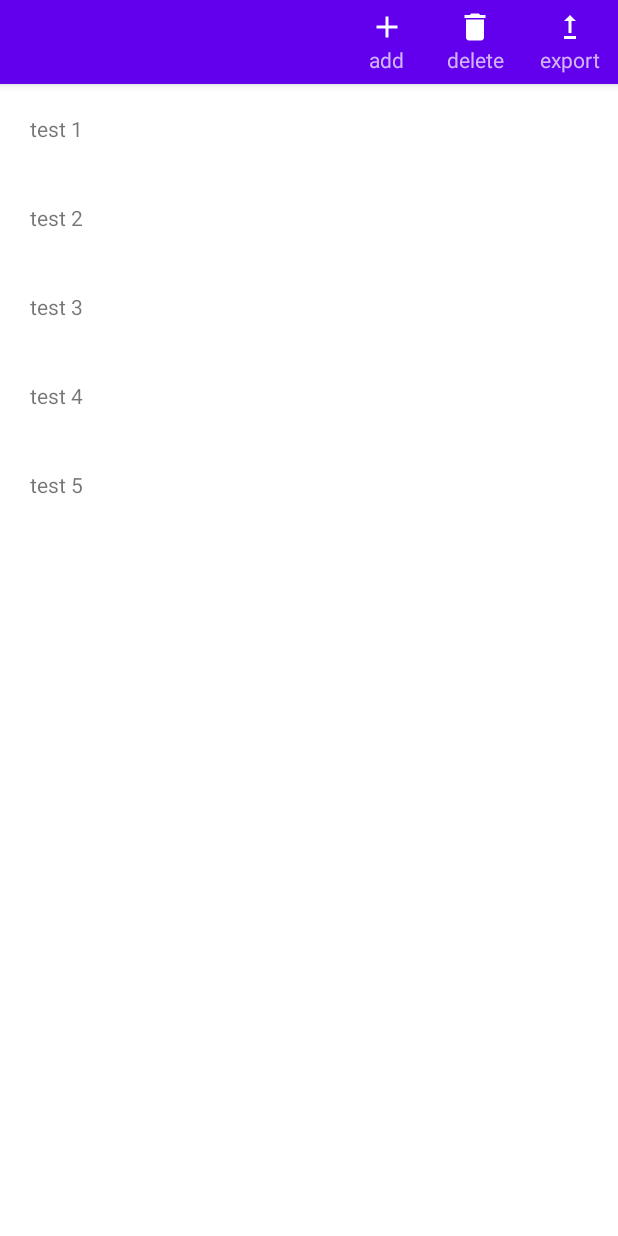
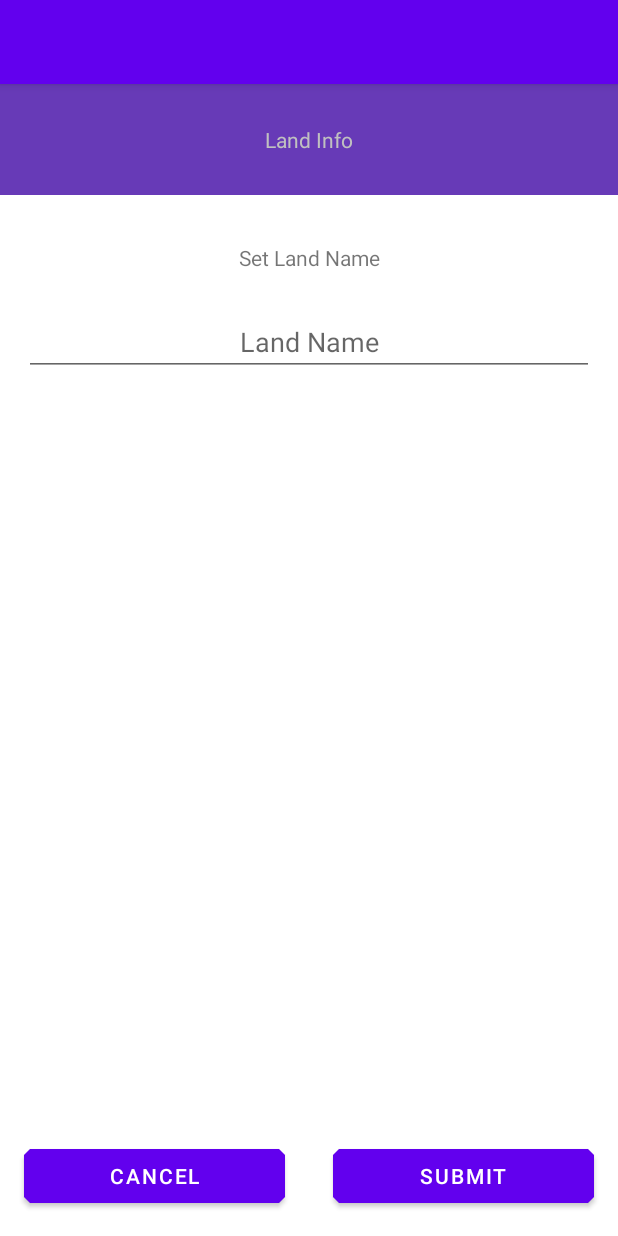
Before and after one commit to SimoUmbMos/AgroFields, an Android app: the screen it shows after launch (MainActivity), after a tap on "add", on a phone screen of 412 x 824 dp. Run offline under Robolectric (Android 15) with nearby library versions, the phone set to English and light mode, and no system bars; our stand-ins replace Room's generated code.

Commit message:
added LandInfoFragment

```diff
--- a/app/src/main/java/com/mosc/simo/ptuxiaki3741/database/model/User.java
+++ b/app/src/main/java/com/mosc/simo/ptuxiaki3741/database/model/User.java
@@ -1,4 +1,7 @@
 package com.mosc.simo.ptuxiaki3741.database.model;
+
+import android.os.Parcel;
+import android.os.Parcelable;
 
 import androidx.room.ColumnInfo;
 import androidx.room.Entity;
@@ -6,7 +9,7 @@ import androidx.room.Ignore;
 import androidx.room.PrimaryKey;
 
 @Entity(tableName = "Users")
-public class User {
+public class User implements Parcelable {
     @PrimaryKey(autoGenerate = true)
     private long id;
     @ColumnInfo(name = "Key")
@@ -23,6 +26,12 @@ public class User {
     public User(int key, String username) {
         this.key = key;
         this.username = username;
+    }
+    @Ignore
+    protected User(Parcel in) {
+        id = in.readLong();
+        key = in.readInt();
+        username = in.readString();
     }
 
     public long getId() {
@@ -48,4 +57,28 @@ public class User {
     public void setUsername(String username) {
         this.username = username;
     }
+
+    public static final Creator<User> CREATOR = new Creator<User>() {
+        @Override
+        public User createFromParcel(Parcel in) {
+            return new User(in);
+        }
+
+        @Override
+        public User[] newArray(int size) {
+            return new User[size];
+        }
+    };
+
+    @Override
+    public int describeContents() {
+        return 0;
+    }
+
+    @Override
+    public void writeToParcel(Parcel dest, int flags) {
+        dest.writeLong(id);
+        dest.writeInt(key);
+        dest.writeString(username);
+    }
 }
--- /dev/null
+++ b/app/src/main/java/com/mosc/simo/ptuxiaki3741/fragments/landinfo/LandInfoFragment.java
@@ -0,0 +1,118 @@
+package com.mosc.simo.ptuxiaki3741.fragments.landinfo;
+
+import android.os.Bundle;
+
+import androidx.annotation.NonNull;
+import androidx.annotation.Nullable;
+import androidx.appcompat.app.ActionBar;
+import androidx.fragment.app.Fragment;
+
+import android.util.Log;
+import android.view.LayoutInflater;
+import android.view.Menu;
+import android.view.MenuInflater;
+import android.view.MenuItem;
+import android.view.View;
+import android.view.ViewGroup;
+
+import com.mosc.simo.ptuxiaki3741.MainActivity;
+import com.mosc.simo.ptuxiaki3741.R;
+import com.mosc.simo.ptuxiaki3741.database.model.Land;
+import com.mosc.simo.ptuxiaki3741.database.model.User;
+import com.mosc.simo.ptuxiaki3741.fragments.landinfo.holders.LandInfoHolder;
+import com.mosc.simo.ptuxiaki3741.fragments.landlist.helpers.LandListMenuState;
+import com.mosc.simo.ptuxiaki3741.interfaces.FragmentBackPress;
+
+public class LandInfoFragment extends Fragment implements FragmentBackPress, LandInfoHolder.LandInfoHolderActions {
+    private static final String TAG = "LandInfoFragment";
+    private LandInfoHolder landInfoHolder;
+    private Land land;
+    private User user;
+
+    @Nullable
+    @Override
+    public View onCreateView(@NonNull LayoutInflater inflater,
+                             @Nullable ViewGroup container,
+                             @Nullable Bundle savedInstanceState) {
+        setHasOptionsMenu(true);
+        return inflater.inflate(R.layout.fragment_land_info, container, false);
+    }
+    @Override
+    public void onViewCreated(@NonNull View view, @Nullable Bundle savedInstanceState) {
+        super.onViewCreated(view, savedInstanceState);
+        init(view,getArguments());
+    }
+
+    @Override
+    public void onCreateOptionsMenu(@NonNull Menu menu, @NonNull MenuInflater inflater) {
+        inflater.inflate(R.menu.empty_menu, menu);
+        super.onCreateOptionsMenu(menu, inflater);
+    }
+
+    @Override
+    public boolean onOptionsItemSelected(@NonNull MenuItem item) {
+        return super.onOptionsItemSelected(item);
+    }
+
+    @Override
+    public boolean onBackPressed() {
+        return true;
+    }
+
+    private void init(View view, Bundle arguments) {
+        user = LandInfoFragmentArgs.fromBundle(arguments).getUser();
+        land = LandInfoFragmentArgs.fromBundle(arguments).getLand();
+        if(land.getId() == -1 && land.getCreator_id() == -1 && land.getTitle().equals("")){
+            land = null;
+        }
+        MainActivity activity = (MainActivity) getActivity();
+        ActionBar actionBar = null;
+        if (activity != null) {
+            activity.setOnBackPressed(this);
+            actionBar = activity.getSupportActionBar();
+        }
+        if(actionBar != null){
+            actionBar.setTitle("");
+        }
+        initHolders(view);
+    }
+
+    private void initHolders(View view) {
+        landInfoHolder = new LandInfoHolder(view, getResources(), land, this);
+    }
+
+    @Override
+    public void onSubmit(String landName) {
+        landName = landName.replaceAll(
+                "[^a-zA-Z0-9]", " ");
+        landName = landName.trim().replaceAll(" +", " ");
+        if(!landName.isEmpty()){
+            submit(landName.trim());
+        }
+    }
+
+    @Override
+    public void onCancel() {
+        finish();
+    }
+
+    private void submit(String landName) {
+        if(land != null){
+            land.setTitle(landName);
+        }else{
+            land = new Land(user.getId(),landName);
+        }
+        debugData(land);
+        finish();
+    }
+
+    private void debugData(Land land) {
+        Log.d(TAG, "debug land data: creator_id = " + land.getCreator_id());
+        Log.d(TAG, "debug land data: land_name = " + land.getTitle());
+    }
+
+    private void finish() {
+        if(getActivity() != null)
+            getActivity().onBackPressed();
+    }
+}
--- /dev/null
+++ b/app/src/main/java/com/mosc/simo/ptuxiaki3741/fragments/landinfo/holders/LandInfoHolder.java
@@ -0,0 +1,63 @@
+package com.mosc.simo.ptuxiaki3741.fragments.landinfo.holders;
+
+import android.content.res.Resources;
+import android.view.View;
+import android.view.inputmethod.EditorInfo;
+import android.widget.Button;
+import android.widget.EditText;
+import android.widget.TextView;
+
+import com.mosc.simo.ptuxiaki3741.R;
+import com.mosc.simo.ptuxiaki3741.database.model.Land;
+
+public class LandInfoHolder {
+    private final LandInfoHolderActions actions;
+    private final Resources resources;
+    private final TextView tvLandNameLabel;
+    private final EditText etLandName;
+    private final Button btnCancel,btnSubmit;
+
+    public LandInfoHolder(View view, Resources resources,Land land,LandInfoHolderActions actions){
+        this.resources = resources;
+        this.actions = actions;
+        tvLandNameLabel = view.findViewById(R.id.tvLandNameLabel);
+        etLandName = view.findViewById(R.id.etLandName);
+        btnCancel = view.findViewById(R.id.btnCancel);
+        btnSubmit = view.findViewById(R.id.btnSubmit);
+
+        init(land);
+    }
+
+    private void init(Land land) {
+        etLandName.setOnEditorActionListener((v, actionId, event) -> {
+            if (actionId == EditorInfo.IME_ACTION_DONE) {
+                onSubmit(v);
+                return true;
+            }
+            return false;
+        });
+        btnSubmit.setOnClickListener(this::onSubmit);
+        btnCancel.setOnClickListener(this::onCancel);
+
+        String landLabel;
+        if(land == null){
+            landLabel = resources.getString(R.string.create_land_label);
+        }else{
+            landLabel = resources.getString(R.string.edit_land_label);
+            etLandName.setText(land.getTitle());
+        }
+        tvLandNameLabel.setText(landLabel);
+    }
+
+    private void onSubmit(View view) {
+        actions.onSubmit(etLandName.getText().toString());
+    }
+    private void onCancel(View view) {
+        actions.onCancel();
+    }
+
+    public interface LandInfoHolderActions{
+        void onSubmit(String landName);
+        void onCancel();
+    }
+}
--- a/app/src/main/java/com/mosc/simo/ptuxiaki3741/fragments/landlist/LandListFragment.java
+++ b/app/src/main/java/com/mosc/simo/ptuxiaki3741/fragments/landlist/LandListFragment.java
@@ -19,6 +19,7 @@ import androidx.navigation.fragment.NavHostFragment;
 import com.mosc.simo.ptuxiaki3741.MainActivity;
 import com.mosc.simo.ptuxiaki3741.R;
 import com.mosc.simo.ptuxiaki3741.database.model.Land;
+import com.mosc.simo.ptuxiaki3741.database.model.User;
 import com.mosc.simo.ptuxiaki3741.fragments.landlist.helpers.LandListActionState;
 import com.mosc.simo.ptuxiaki3741.fragments.landlist.helpers.LandListMenuState;
 import com.mosc.simo.ptuxiaki3741.fragments.landlist.helpers.LandListNavigateStates;
@@ -31,6 +32,7 @@ import java.util.ArrayList;
 import java.util.List;
 
 public class LandListFragment  extends Fragment implements FragmentBackPress {
+    private User user;
     private List<Land> lands;
     private List<Integer> selectedLands;
     private LandListViewHolder viewHolder;
@@ -143,13 +145,19 @@ public class LandListFragment  extends Fragment implements FragmentBackPress {
         ActionBar actionBar = null;
         if (activity != null) {
             activity.setOnBackPressed(this);
+            //todo get real user
+            getMockUser();
             actionBar = activity.getSupportActionBar();
         }
-        if(actionBar != null){
-            actionBar.setTitle("");
+        if(user != null){
+            if(actionBar != null){
+                actionBar.setTitle("");
+            }
+            initLists();
+            initHolders(view);
+        }else{
+            finish();
         }
-        initLists();
-        initHolders(view);
     }
     private void initLists() {
         if(lands == null){
@@ -159,7 +167,7 @@ public class LandListFragment  extends Fragment implements FragmentBackPress {
         }
         //todo read db
         for(int i = 1; i < 6 ;i++){
-            lands.add(new Land(i,"test "+i));
+            lands.add(new Land(user.getId(),"test "+i));
         }
         if(selectedLands == null){
             selectedLands = new ArrayList<>();
@@ -168,7 +176,7 @@ public class LandListFragment  extends Fragment implements FragmentBackPress {
         }
     }
     private void initHolders(View view) {
-        nav = new LandListNavigator(NavHostFragment.findNavController(this));
+        nav = new LandListNavigator(NavHostFragment.findNavController(this),user);
         viewHolder = new LandListViewHolder(view, lands, selectedLands, this::landClick, this::landLongClick);
         menuHolder = new LandListMenuHolder(this::OnNavigate,this::OnUpdateState,this::onAction);
     }
@@ -257,4 +265,13 @@ public class LandListFragment  extends Fragment implements FragmentBackPress {
         }
         viewHolder.notifyItemChanged(position);
     }
+
+    private void finish() {
+        if(getActivity() != null)
+            getActivity().onBackPressed();
+    }
+
+    private void getMockUser() {
+        user = new User(420,423,"makos");
+    }
 }
--- a/app/src/main/java/com/mosc/simo/ptuxiaki3741/fragments/landlist/helpers/LandListNavigator.java
+++ b/app/src/main/java/com/mosc/simo/ptuxiaki3741/fragments/landlist/helpers/LandListNavigator.java
@@ -5,6 +5,7 @@ import androidx.navigation.NavDirections;
 
 import com.mosc.simo.ptuxiaki3741.database.model.Land;
 import com.mosc.simo.ptuxiaki3741.database.model.LandPoint;
+import com.mosc.simo.ptuxiaki3741.database.model.User;
 import com.mosc.simo.ptuxiaki3741.fragments.landlist.LandListFragmentDirections;
 
 import java.util.ArrayList;
@@ -12,9 +13,11 @@ import java.util.List;
 
 public class LandListNavigator {
     private final NavController navController;
+    private final User user;
 
-    public LandListNavigator(NavController navController){
+    public LandListNavigator(NavController navController, User user){
         this.navController = navController;
+        this.user = user;
     }
 
     private void navigate(NavDirections action){
@@ -36,13 +39,6 @@ public class LandListNavigator {
             return null;
         }
     }
-
-    public void toCreateLand(){
-
-    }
-    public void toLandExport(List<Land> lands){
-
-    }
     public void toEditLand(Land land){
         NavDirections action = getEditLandAction(land, new ArrayList<>());
         if(action != null){
@@ -51,4 +47,18 @@ public class LandListNavigator {
             toCreateLand();
         }
     }
+
+    public void toCreateLand(){
+        Land land = new Land(-1,-1,"");
+        NavDirections action = LandListFragmentDirections.createLand(land,user);
+        navigate(action);
+    }
+    public void toEditLandInfo(Land land){
+        NavDirections action = LandListFragmentDirections.createLand(land,user);
+        navigate(action);
+    }
+
+    public void toLandExport(List<Land> lands){
+
+    }
 }
--- /dev/null
+++ b/app/src/main/res/layout/fragment_land_info.xml
@@ -0,0 +1,89 @@
+<?xml version="1.0" encoding="utf-8"?>
+<androidx.constraintlayout.widget.ConstraintLayout xmlns:android="http://schemas.android.com/apk/res/android"
+    xmlns:app="http://schemas.android.com/apk/res-auto"
+    xmlns:tools="http://schemas.android.com/tools"
+    android:id="@+id/root"
+    android:layout_width="match_parent"
+    android:layout_height="match_parent"
+    tools:context=".fragments.landinfo.LandInfoFragment" >
+
+    <TextView
+        android:id="@+id/tvLandNameLabel"
+        android:layout_width="0dp"
+        android:layout_height="wrap_content"
+        android:layout_marginStart="16dp"
+        android:layout_marginTop="32dp"
+        android:layout_marginEnd="16dp"
+        android:textAlignment="center"
+        app:layout_constraintEnd_toEndOf="parent"
+        app:layout_constraintStart_toStartOf="parent"
+        app:layout_constraintTop_toTopOf="@+id/guideline3" />
+
+    <EditText
+        android:id="@+id/etLandName"
+        android:layout_width="0dp"
+        android:layout_height="wrap_content"
+        android:layout_marginTop="24dp"
+        android:ems="10"
+        android:hint="@string/land_name"
+        android:inputType="text"
+        android:textAlignment="center"
+        app:layout_constraintEnd_toEndOf="@+id/tvLandNameLabel"
+        app:layout_constraintHorizontal_bias="0.497"
+        app:layout_constraintStart_toStartOf="@+id/tvLandNameLabel"
+        app:layout_constraintTop_toBottomOf="@+id/tvLandNameLabel"
+        android:importantForAutofill="no" />
+
+    <Button
+        android:id="@+id/btnSubmit"
+        android:layout_width="0dp"
+        android:layout_height="wrap_content"
+        android:layout_marginStart="16dp"
+        android:layout_marginEnd="16dp"
+        android:layout_marginBottom="16dp"
+        android:text="@string/submit"
+        app:layout_constraintBottom_toBottomOf="parent"
+        app:layout_constraintEnd_toEndOf="parent"
+        app:layout_constraintStart_toStartOf="@+id/guideline2" />
+
+    <Button
+        android:id="@+id/btnCancel"
+        android:layout_width="0dp"
+        android:layout_height="wrap_content"
+        android:layout_marginStart="16dp"
+        android:layout_marginEnd="16dp"
+        android:layout_marginBottom="16dp"
+        android:text="@string/cancel"
+        app:layout_constraintBottom_toBottomOf="parent"
+        app:layout_constraintEnd_toStartOf="@+id/guideline2"
+        app:layout_constraintStart_toStartOf="parent" />
+
+    <androidx.constraintlayout.widget.Guideline
+        android:id="@+id/guideline2"
+        android:layout_width="wrap_content"
+        android:layout_height="wrap_content"
+        android:orientation="vertical"
+        app:layout_constraintGuide_percent="0.5" />
+
+    <androidx.constraintlayout.widget.Guideline
+        android:id="@+id/guideline3"
+        android:layout_width="wrap_content"
+        android:layout_height="wrap_content"
+        android:orientation="horizontal"
+        app:layout_constraintGuide_begin="74dp" />
+
+    <TextView
+        android:id="@+id/textView3"
+        android:layout_width="0dp"
+        android:layout_height="0dp"
+        android:background="#673AB7"
+        android:gravity="center|center_horizontal|center_vertical"
+        android:text="@string/land_info_title"
+        android:textAlignment="center"
+        android:textColor="#C0C0C0"
+        app:layout_constraintBottom_toTopOf="@+id/guideline3"
+        app:layout_constraintEnd_toEndOf="parent"
+        app:layout_constraintStart_toStartOf="parent"
+        app:layout_constraintTop_toTopOf="parent" />
+
+</androidx.constraintlayout.widget.ConstraintLayout>
--- /dev/null
+++ b/app/src/main/res/menu/empty_menu.xml
@@ -0,0 +1,2 @@
+<?xml version="1.0" encoding="utf-8"?>
+<menu/>
--- a/app/src/main/res/navigation/nav_land_graph.xml
+++ b/app/src/main/res/navigation/nav_land_graph.xml
@@ -12,6 +12,9 @@
         <action
             android:id="@+id/editLand"
             app:destination="@id/landMapFragment" />
+        <action
+            android:id="@+id/createLand"
+            app:destination="@id/landInfoFragment" />
     </fragment>
 
     <fragment
@@ -35,5 +38,19 @@
         <argument
             android:name="isNewLand"
             app:argType="boolean" />
+        <action
+            android:id="@+id/editLandInfo"
+            app:destination="@id/landInfoFragment" />
+    </fragment>
+    <fragment
+        android:id="@+id/landInfoFragment"
+        android:name="com.mosc.simo.ptuxiaki3741.fragments.landinfo.LandInfoFragment"
+        android:label="fragment_land_info"
+        tools:layout="@layout/fragment_land_info" >
+        <argument android:name="Land"
+            app:argType="com.mosc.simo.ptuxiaki3741.database.model.Land" />
+        <argument
+            android:name="user"
+            app:argType="com.mosc.simo.ptuxiaki3741.database.model.User" />
     </fragment>
 </navigation>
--- a/app/src/main/res/values/strings.xml
+++ b/app/src/main/res/values/strings.xml
@@ -26,4 +26,10 @@
     <string name="iv_check_box_desc">check box</string>
     <string name="title_activity_dev_maps">Map</string>
     <string name="select_all">Select All</string>
+    <string name="land_name">Land Name</string>
+    <string name="submit">Submit</string>
+    <string name="cancel">Cancel</string>
+    <string name="land_info_title">Land Info</string>
+    <string name="create_land_label">Set Land Name</string>
+    <string name="edit_land_label">Edit Land Name</string>
 </resources>
```
